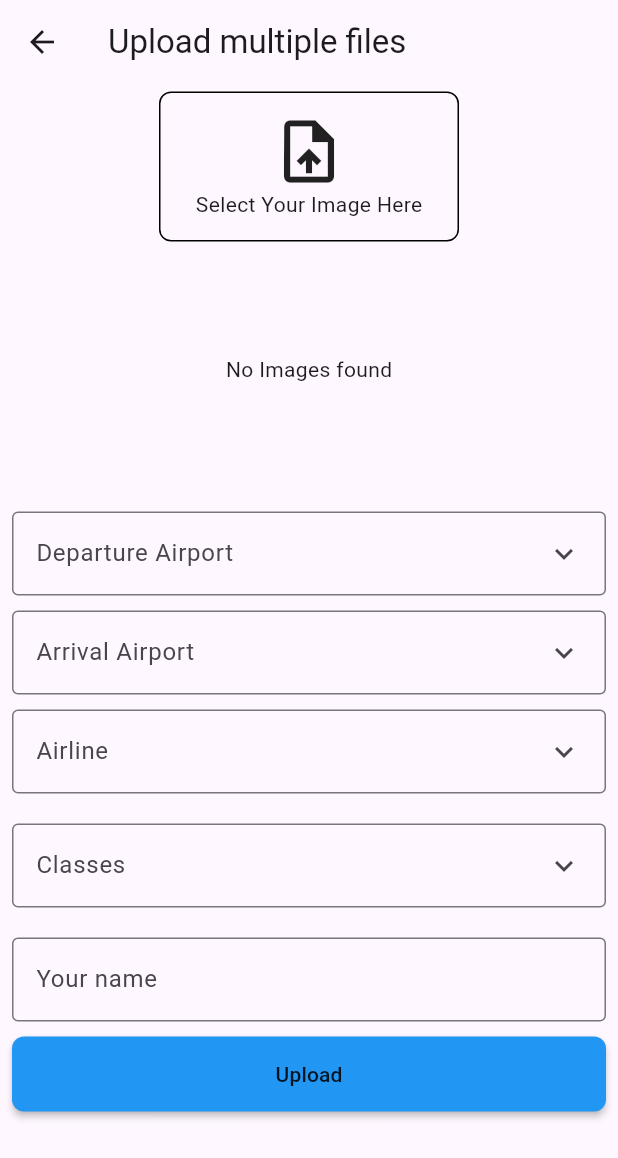
After one commit to Roman2031/assignment, a Flutter app: the screen it shows after launch, after a tap on "share", on a phone screen of 412 x 824 dp. The commit adds this screen. Shown: the top 1158 px of the screen. Run offline on Flutter 3.47's test engine with Material 3 defaults, Android fonts, the phone set to English and light mode, and no system bars; our stand-ins replace cloud_firestore, firebase_auth, firebase_core, firebase_storage, get, image_picker; accounts and stored records are empty; network calls fail.

Commit message:
update pages

```diff
--- a/lib/auth/login_screen.dart
+++ b/lib/auth/login_screen.dart
@@ -3,6 +3,7 @@ import 'dart:developer';
 import 'package:assignment/auth/auth_service.dart';
 import 'package:assignment/auth/signup_screen.dart';
 import 'package:assignment/home_screen.dart';
+import 'package:assignment/post/share_screen.dart';
 import 'package:assignment/widgets/button.dart';
 import 'package:assignment/widgets/textfield.dart';
 import 'package:flutter/material.dart';
@@ -45,6 +46,7 @@ class _LoginScreenState extends State<LoginScreen> {
             ),
             const SizedBox(height: 20),
             CustomTextField(
+              isPassword: true,
               hint: "Enter Password",
               label: "Password",
               controller: _password,
@@ -54,7 +56,11 @@ class _LoginScreenState extends State<LoginScreen> {
               label: "Login",
               onPressed: _login,
             ),
-            const SizedBox(height: 5),
+            const SizedBox(height: 10),
+            CustomButton(
+              label: "share",
+              onPressed: () => goToShare(context),
+            ),
             Row(mainAxisAlignment: MainAxisAlignment.center, children: [
               const Text("Already have an account? "),
               InkWell(
@@ -80,6 +86,11 @@ class _LoginScreenState extends State<LoginScreen> {
         MaterialPageRoute(builder: (context) => const HomeScreen()),
       );
 
+   goToShare(BuildContext context) => Navigator.push(
+        context,
+        MaterialPageRoute(builder: (context) => const ShareScreen()),
+      );
+
   _login() async {
     final user =
         await _auth.loginUserWithEmailAndPassword(_email.text, _password.text);
--- a/lib/home_screen.dart
+++ b/lib/home_screen.dart
@@ -1,5 +1,7 @@
 import 'package:assignment/auth/auth_service.dart';
 import 'package:assignment/auth/login_screen.dart';
+import 'package:assignment/post/share_screen.dart';
+import 'package:assignment/widgets/button.dart';
 import 'package:flutter/material.dart';
 
 class HomeScreen extends StatelessWidget {
@@ -18,14 +20,19 @@ class HomeScreen extends StatelessWidget {
               "Welcome User",
               style: TextStyle(fontSize: 20, fontWeight: FontWeight.w400),
             ),
+            const SizedBox(height: 5),
+                 CustomButton(
+                    onPressed: () => goToShare(context),
+                    label:"Share"),
+                    ColoredBox(color: Colors.greenAccent)
           ],
         ),
       ),
     );
   }
 
-  goToLogin(BuildContext context) => Navigator.push(
+  goToShare(BuildContext context) => Navigator.push(
         context,
-        MaterialPageRoute(builder: (context) => const LoginScreen()),
+        MaterialPageRoute(builder: (context) => const ShareScreen()),
       );
 }
--- a/lib/main.dart
+++ b/lib/main.dart
@@ -4,11 +4,11 @@ import 'package:assignment/auth/login_screen.dart';
 import 'package:firebase_core/firebase_core.dart';
 import 'package:flutter/material.dart';
 
+
 Future<void> main() async {
   WidgetsFlutterBinding.ensureInitialized();
 
-  await Firebase.initializeApp();
-
+  await Firebase.initializeApp();//
   runApp(const MyApp());
 }
 
--- /dev/null
+++ b/lib/model/model.dart
@@ -0,0 +1,25 @@
+ class DepartureAirport {
+  String departureAirportName;
+  String departureAirportAddress;
+  String departureAirportShortCode;
+  DepartureAirport(this.departureAirportName,this.departureAirportAddress,this.departureAirportShortCode);
+}
+
+ class ArrivalAirport {
+ String arrivalAirportName;
+  String arrivalAirportAddress;
+  String arrivalAirportShortCode;
+  ArrivalAirport(this.arrivalAirportName,this.arrivalAirportAddress,this.arrivalAirportShortCode);
+}
+
+ class Airline {
+  String airlineName;
+  String airlineCountry;
+  String airlineShortCode;
+  Airline(this.airlineName,this.airlineCountry,this.airlineShortCode);
+}
+
+ class Classes {
+  String label;
+  Classes(this.label);
+}
--- /dev/null
+++ b/lib/post/share_screen.dart
@@ -0,0 +1,335 @@
+import 'dart:io';
+
+import 'package:cloud_firestore/cloud_firestore.dart';
+import 'package:firebase_storage/firebase_storage.dart';
+import 'package:flutter/material.dart';
+import 'package:get/get.dart';
+import 'package:image_picker/image_picker.dart';
+import 'package:assignment/model/model.dart';
+
+class ShareScreen extends StatefulWidget {
+  const ShareScreen({super.key});
+
+  @override
+  State<ShareScreen> createState() => _ShareScreenState();
+}
+
+class _ShareScreenState extends State<ShareScreen> {
+  List<File> images = [];
+  TextEditingController nameController = TextEditingController();
+  //double width = MediaQuery.of(context).size.width - 16.0;
+  final TextEditingController departureController = TextEditingController();
+  final TextEditingController arrivalController = TextEditingController();
+  final TextEditingController airlineController = TextEditingController();
+  final TextEditingController classController = TextEditingController();
+
+  DepartureAirport? selectedDepartureAirport;
+  ArrivalAirport? selectedArrivalAirport;
+  Airline? selectedAirline;
+  Classes? selectedClass;
+
+  @override
+  Widget build(BuildContext context) {
+    double width = MediaQuery.of(context).size.width - 16.0;
+
+    return Scaffold(
+      appBar: AppBar(title: Text("Upload multiple files")),
+      body: Container(
+       width: double.infinity,
+       child: SingleChildScrollView(
+          child: Column(children: [
+
+           SizedBox(
+             height: 5,
+            ),
+            InkWell(
+              onTap: () {
+                getMultipImage();
+              },
+              child: Container(
+                  width: 200,
+                  height: 100,
+                  decoration: BoxDecoration(
+                      border: Border.all(color: Colors.black),
+                      borderRadius: BorderRadius.circular(8)),
+                  child: const Center(
+                    child: Column(
+                      mainAxisAlignment: MainAxisAlignment.center,
+                      children: [
+                        Icon(
+                          Icons.upload_file,
+                          size: 50,
+                        ),
+                        Text("Select Your Image Here")
+                      ],
+                    ),
+                  )),
+            ),
+            const SizedBox(
+              height: 10,
+            ),
+            Container(
+              //width: Get.width,
+              height: 150,
+              child: images.length == 0
+                  ? Center(
+                      child: Text("No Images found"),
+                    )
+                  : Padding(
+                    padding: EdgeInsetsGeometry.only(left: 10),
+                    child: ListView.builder(
+                        scrollDirection: Axis.horizontal,
+                        itemBuilder: (ctx, i) {
+                          return Container(
+                              width: 100,
+                              margin: EdgeInsets.only(right: 10),
+                              height: 80,
+                              decoration: BoxDecoration(
+                                  border: Border.all(color: Colors.transparent),
+                                  borderRadius: BorderRadius.circular(8)),
+                              child: Image.file(
+                                images[i],
+                                fit: BoxFit.cover,
+                              ),
+                              );
+                        },
+                        itemCount: images.length,
+                      ),
+                  ),
+            ),
+            const SizedBox(
+              height: 20,
+            ),
+            DropdownMenu<DepartureAirport>(
+              width: width,
+                initialSelection: departureAirportItems.first,
+                controller: departureController,
+                requestFocusOnTap: true,
+                enableFilter: true,
+                trailingIcon: Icon(Icons.keyboard_arrow_down_sharp),
+                label: const Text('Departure Airport'),
+                onSelected: (DepartureAirport? menu) {
+                  selectedDepartureAirport = menu;
+                },
+                dropdownMenuEntries:
+                    departureAirportItems.map<DropdownMenuEntry<DepartureAirport>>((DepartureAirport menu) {
+                  return DropdownMenuEntry<DepartureAirport>(
+                      value: menu,
+                      labelWidget: Column(
+                        crossAxisAlignment: CrossAxisAlignment.start,
+                        children: [
+                        Text(menu.departureAirportName,style: TextStyle(fontWeight: FontWeight.bold,fontSize: 16)),
+                        Text(menu.departureAirportAddress,style: TextStyle(fontSize: 13))
+                      ],),
+                      trailingIcon: Text(menu.departureAirportShortCode),
+                      label: menu.departureAirportName
+                      );
+                }).toList(),
+              ),
+               const SizedBox(
+              height: 10,
+            ),
+              DropdownMenu<ArrivalAirport>(
+              width: width,
+                initialSelection: arrivalAirportItems.first,
+                controller: arrivalController,
+                requestFocusOnTap: true,
+                enableFilter: true,
+                trailingIcon: Icon(Icons.keyboard_arrow_down_sharp),
+                label: const Text('Arrival Airport'),
+                onSelected: (ArrivalAirport? menu) {
+                  selectedArrivalAirport = menu;
+                },
+                dropdownMenuEntries:
+                    arrivalAirportItems.map<DropdownMenuEntry<ArrivalAirport>>((ArrivalAirport menu) {
+                  return DropdownMenuEntry<ArrivalAirport>(
+                      value: menu,
+                      labelWidget: Column(
+                        crossAxisAlignment: CrossAxisAlignment.start,
+                        children: [
+                        Text(menu.arrivalAirportName,style: TextStyle(fontWeight: FontWeight.bold,fontSize: 16)),
+                        Text(menu.arrivalAirportAddress,style: TextStyle(fontSize: 13))
+                      ],),
+                      trailingIcon: Text(menu.arrivalAirportShortCode),
+                      label: menu.arrivalAirportName);
+                }).toList(),
+              ),
+               const SizedBox(
+              height: 10,
+            ),
+            DropdownMenu<Airline>(
+              width: width,
+                initialSelection: airlineItems.first,
+                controller: airlineController,
+                requestFocusOnTap: true,
+                enableFilter: true,
+                trailingIcon: Icon(Icons.keyboard_arrow_down_sharp),
+                label: const Text('Airline'),
+                onSelected: (Airline? menu) {
+                  selectedAirline = menu;
+                },
+                dropdownMenuEntries:
+                    airlineItems.map<DropdownMenuEntry<Airline>>((Airline menu) {
+                  return DropdownMenuEntry<Airline>(
+                      value: menu,
+                      labelWidget: Column(
+                        crossAxisAlignment: CrossAxisAlignment.start,
+                        children: [
+                        Text(menu.airlineName,style: TextStyle(fontWeight: FontWeight.bold,fontSize: 16)),
+                        Text(menu.airlineCountry,style: TextStyle(fontSize: 13))
+                      ],),
+                       trailingIcon: Text(menu.airlineShortCode),
+                      label: menu.airlineName);
+                }).toList(),
+              ),
+               const SizedBox(
+              height: 10,
+            ),
+            const SizedBox(
+              height: 10,
+            ),
+            DropdownMenu<Classes>(
+              width: width,
+                initialSelection: classItems.first,
+                controller: classController,
+                requestFocusOnTap: true,
+                enableFilter: true,
+                trailingIcon: Icon(Icons.keyboard_arrow_down_sharp),
+                label: const Text('Classes'),
+                onSelected: (Classes? menu) {
+                  selectedClass = menu;
+                },
+                dropdownMenuEntries:
+                    classItems.map<DropdownMenuEntry<Classes>>((Classes menu) {
+                  return DropdownMenuEntry<Classes>(
+                      value: menu,
+                      label: menu.label);
+                }).toList(),
+              ),
+               const SizedBox(
+              height: 10,
+            ),
+            const SizedBox(
+              height: 10,
+            ),
+            Container(
+              width: width,
+                child: TextField(
+                  controller: nameController,
+                  decoration: InputDecoration(
+                      border: OutlineInputBorder(), hintText: 'Your name'),
+                ),
+              ),
+            const SizedBox(
+              height: 10,
+            ),
+            Container(
+              width: width,
+              child: MaterialButton(
+                  color: Colors.blue,
+                  minWidth: double.infinity,
+                  shape: RoundedRectangleBorder(
+                      borderRadius: BorderRadius.circular(8)),
+                  height: 50,
+                  onPressed: () async {
+                    for (int i = 0; i < images.length; i++) {
+                      String url = await uploadFile(images[i]);
+                      downloadUrls.add(url);
+
+                      if (i == images.length - 1) {
+                        storeEntry(downloadUrls, nameController.text);
+                      }
+                    }
+                  },
+                  child: Text("Upload"),
+
+              ),
+            )
+
+         ]),
+        ),
+      ),
+
+    );
+  }
+
+  List<String> downloadUrls = [];
+
+  final ImagePicker _picker = ImagePicker();
+
+  getMultipImage() async {
+    final List<XFile>? pickedImages = await _picker.pickMultiImage();
+
+    if (pickedImages != null) {
+      pickedImages.forEach((e) {
+        images.add(File(e.path));
+      });
+
+      setState(() {});
+    }
+  }
+
+  Future<String> uploadFile(File file) async {
+    final metaData = SettableMetadata(contentType: 'image/jpeg');
+    final storageRef = FirebaseStorage.instance.ref();
+    Reference ref = storageRef
+        .child('pictures/${DateTime.now().microsecondsSinceEpoch}.jpg');
+    final uploadTask = ref.putFile(file, metaData);
+
+    final taskSnapshot = await uploadTask.whenComplete(() => null);
+    String url = await taskSnapshot.ref.getDownloadURL();
+    return url;
+  }
+
+  storeEntry(List<String> imageUrls, String name) {
+    FirebaseFirestore.instance
+        .collection('post')
+        .add({'image': imageUrls, 'name': name}).then((value) {
+      Get.snackbar('Success', 'Data is stored successfully');
+    });
+  }
+
+List<DepartureAirport> departureAirportItems = [
+  DepartureAirport('','',''),
+  DepartureAirport('Chittagong, Bangladesh','Shah Amanat International Airport','CGP'),
+  DepartureAirport('Ishurdi Bangladesh','Ishurdi Airport','IRDF'),
+  DepartureAirport('Jessor, Bangladesh','Jessor Airport','JSR'),
+  DepartureAirport('Rajshahi, Bangladesh','Rajshahi, Bangladesh','RJH'),
+  DepartureAirport('Saidpur, Bangladesh','Saidpur Airport','SPD'),
+  DepartureAirport('Sylhet Osmani, Bangladesh','Osmany International Airport','ZYL'),
+  DepartureAirport('Dhaka, Bangladesh','Hazrat Shahjalal International Airport','DAC'),
+  DepartureAirport('Coxs Bazar, Bangladesh','Cox''s Bazar Airport','CXB'),
+  DepartureAirport('Barisal, Bangladesh','Barisal Airport','BZL')
+];
+
+List<ArrivalAirport> arrivalAirportItems = [
+  ArrivalAirport('','',''),
+  ArrivalAirport('Chittagong, Bangladesh','Shah Amanat International Airport','CGP'),
+  ArrivalAirport('Ishurdi Bangladesh','Ishurdi Airport','IRDF'),
+  ArrivalAirport('Jessor, Bangladesh','Jessor Airport','JSR'),
+  ArrivalAirport('Rajshahi, Bangladesh','Rajshahi, Bangladesh','RJH'),
+  ArrivalAirport('Saidpur, Bangladesh','Saidpur Airport','SPD'),
+  ArrivalAirport('Sylhet Osmani, Bangladesh','Osmany International Airport','ZYL'),
+  ArrivalAirport('Dhaka, Bangladesh','Hazrat Shahjalal International Airport','DAC'),
+  ArrivalAirport('Coxs Bazar, Bangladesh','Cox''s Bazar Airport','CXB'),
+  ArrivalAirport('Barisal, Bangladesh','Barisal Airport','BZL')
+];
+
+List<Airline> airlineItems = [
+  Airline('','',''),
+  Airline('Air Bangladesh','Bangladesh','B9'),
+  Airline('Biman Bangladesh Airlines','Bangladesh','BG'),
+  Airline('Bismillah Airlines','Bangladesh','5Z'),
+  Airline('United Airlines','Bangladesh','4H'),
+  Airline('Emirates','United Arab Emirates','EK')
+];
+
+List<Classes> classItems = [
+    Classes(''),
+  Classes('Any'),
+  Classes('Business'),
+  Classes('first'),
+  Classes('Premium Economy'),
+  Classes('Economy')
+];
+}
--- a/pubspec.yaml
+++ b/pubspec.yaml
@@ -36,6 +36,10 @@ dependencies:
   cupertino_icons: ^1.0.8
   firebase_core: ^3.13.1
   firebase_auth: ^5.5.4
+  firebase_storage: ^12.4.6
+  image_picker: ^1.1.2
+  cloud_firestore: ^5.6.8
+  get: ^4.7.2
 
 dev_dependencies:
   flutter_test:
```
Also changed, not shown: 1 other file.
